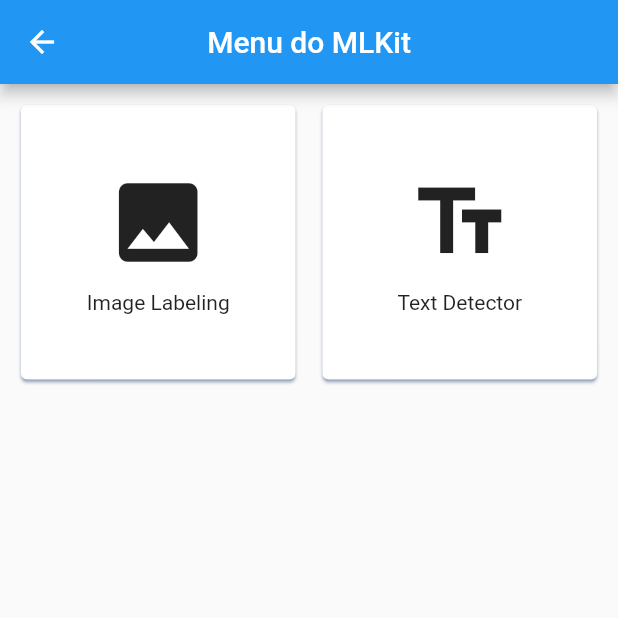
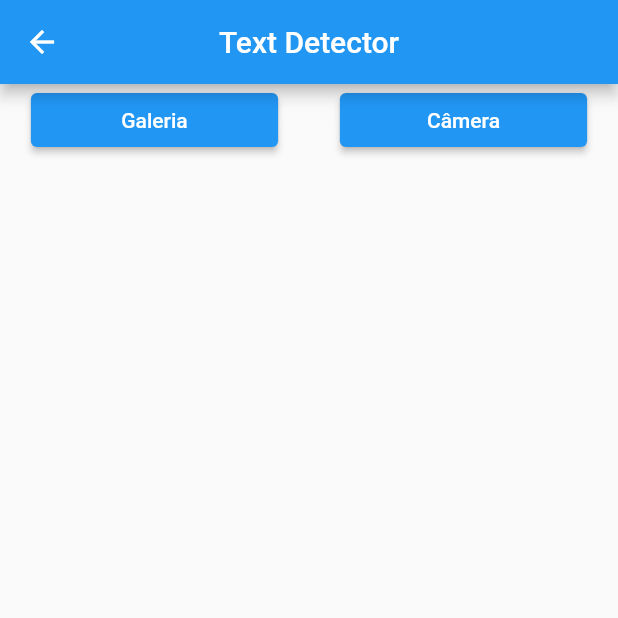
Before and after one commit to brunozupp/projeto_mlkit_trabalho_ia, a Flutter app: the screen it shows after launch, after a tap on "Text Detector", on a phone screen of 412 x 824 dp, the top half of it. Run offline on Flutter 3.47's test engine with Material 2 defaults, Android fonts, the phone set to English and light mode, and no system bars; our stand-ins replace image_picker; missing offline and left inert: dart:ffi, google_ml_kit.

Commit message:
Text Detector

```diff
--- a/lib/main.dart
+++ b/lib/main.dart
@@ -1,5 +1,6 @@
 import 'package:flutter/material.dart';
 import 'package:projeto_mlkit/pages/example_image_labeling/example_image_labeling_page.dart';
+import 'package:projeto_mlkit/pages/example_text_detector/example_text_detector_page.dart';
 import 'package:projeto_mlkit/pages/menu/menu_page.dart';
 
 void main() {
@@ -21,7 +22,8 @@ class MyApp extends StatelessWidget {
       initialRoute: "/",
       routes: {
         "/": (context) => const MenuPage(),
-        "/example-image-labeling": (context) => const ExampleImageLabelingPage()
+        "/example-image-labeling": (context) => const ExampleImageLabelingPage(),
+        "/example-text-detector": (context) => const ExampleTextDetectorPage(),
       },
     );
   }
--- /dev/null
+++ b/lib/pages/example_text_detector/example_text_detector_page.dart
@@ -0,0 +1,160 @@
+import 'dart:io';
+
+import 'package:flutter/material.dart';
+import 'package:google_ml_kit/google_ml_kit.dart';
+import 'package:image_picker/image_picker.dart';
+import 'package:projeto_mlkit/widgets/button_widget.dart';
+
+class ExampleTextDetectorPage extends StatefulWidget {
+  const ExampleTextDetectorPage({ Key? key }) : super(key: key);
+
+  @override
+  State<ExampleTextDetectorPage> createState() => _ExampleTextDetectorPageState();
+}
+
+class _ExampleTextDetectorPageState extends State<ExampleTextDetectorPage> {
+
+  final ImagePicker _picker = ImagePicker();
+
+  // Criando a instância do serviço responsável por processar a imagem
+  final textDetector = GoogleMlKit.vision.textDetector();
+
+  File? file;
+  List<TextBlock> blocks = [];
+
+  getPhoto(ImageSource source) async {
+    var photo = await _picker.pickImage(source: source);
+
+    if(photo != null) {
+
+      setState(() {
+        file = File(photo.path);
+        blocks.clear();
+      });
+    }
+  }
+
+  processImage() async {
+    if(file == null) return;
+
+    // Criando a instância da foto
+    final inputImage = InputImage.fromFilePath(file!.path);
+
+    try {
+
+      final RecognisedText recognisedText = await textDetector.processImage(inputImage);
+
+      // Executando processo de análise da imagem
+      String text = recognisedText.text;
+
+      setState(() {
+        blocks = recognisedText.blocks;
+      });
+
+      for (TextBlock block in recognisedText.blocks) {
+        final Rect rect = block.rect;
+        final List<Offset> cornerPoints = block.cornerPoints;
+        final String text = block.text;
+        final List<String> languages = block.recognizedLanguages;
+
+        print("Sentença de um bloco = $text");
+        //print("Idioma = ${languages.reduce((acc,current) => acc + ", " + current)}");
+        print(languages);
+
+        for (TextLine line in block.lines) {
+          // Same getters as TextBlock
+
+          print("Sentença de uma linha = ${line.text}");
+
+          for (TextElement element in line.elements) {
+            // Same getters as TextBlock
+
+            print("Sentença de um elemento = ${element.text}");
+          }
+        }
+      }
+    } catch(e) {
+      print(e);
+    }
+  }
+
+  @override
+  void dispose() {
+    super.dispose();
+
+    textDetector.close();
+  }
+
+  @override
+  Widget build(BuildContext context) {
+    return Scaffold(
+      appBar: AppBar(
+        title: const Text("Text Detector"),
+        centerTitle: true,
+      ),
+      body: SingleChildScrollView(
+        child: Column(
+          crossAxisAlignment: CrossAxisAlignment.center,
+          mainAxisAlignment: MainAxisAlignment.center,
+          children: [
+            Row(
+              mainAxisAlignment: MainAxisAlignment.spaceAround,
+              children: [
+
+                ButtonWidget(
+                  text: "Galeria",
+                  onPressed: () async => await getPhoto(ImageSource.gallery),
+                ),
+                ButtonWidget(
+                  text: "Câmera",
+                  onPressed: () async => await getPhoto(ImageSource.camera),
+                ),
+
+              ],
+            ),
+
+            if(file != null)
+              Container(
+                height: MediaQuery.of(context).size.height * 0.5,
+                width: MediaQuery.of(context).size.width * 0.5,
+                decoration: BoxDecoration(
+                  image: DecorationImage(
+                    image: FileImage(file!),
+                    fit: BoxFit.contain
+                  ),
+                ),
+              ),
+
+            if(file != null)
+              ButtonWidget(
+                  text: "Processar Imagem",
+                  onPressed: () async => await processImage(),
+                ),
+
+            if(blocks.isNotEmpty)
+              ListView.separated(
+                padding: const EdgeInsets.symmetric(
+                  vertical: 10,
+                  horizontal: 20
+                ),
+                shrinkWrap: true,
+                physics: const NeverScrollableScrollPhysics(),
+                itemCount: blocks.length,
+                separatorBuilder: (_,__) => Divider(),
+                itemBuilder: (_,index) {
+                  return Column(
+                    crossAxisAlignment: CrossAxisAlignment.start,
+                    children: [
+                      Text("Bloco ${index + 1}"),
+                      Text("Idiomas reconhecido: ${blocks[index].recognizedLanguages.reduce((acc,current) => acc + ", " + current)}"),
+                      Text(blocks[index].text),
+                    ],
+                  );
+                }
+              ),
+          ],
+        ),
+      ),
+    );
+  }
+}
--- a/lib/pages/menu/menu_page.dart
+++ b/lib/pages/menu/menu_page.dart
@@ -18,12 +18,12 @@ class MenuPage extends StatelessWidget {
         mainAxisSpacing: 10,
         children: [
           CardComponent(
-            onPressed: () => Navigator.of(context).pushNamed("/"),
+            onPressed: () => Navigator.of(context).pushNamed("/example-image-labeling"),
             text: "Image Labeling",
             icon: Icons.image
           ),
           CardComponent(
-            onPressed: () => Navigator.of(context).pushNamed("/"),
+            onPressed: () => Navigator.of(context).pushNamed("/example-text-detector"),
             text: "Text Detector",
             icon: Icons.text_fields
           ),
```
